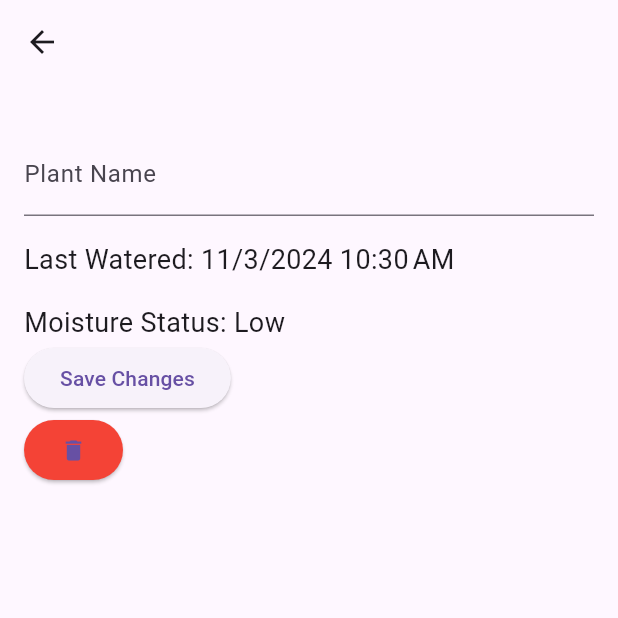
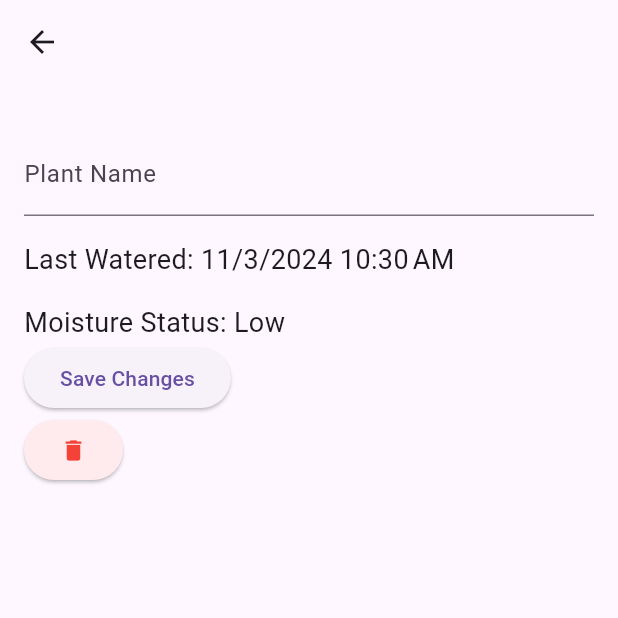
Before and after one commit to sprout-scout-th24/SproutScout, a Flutter app: the PlantDetailPage screen opened directly with empty values, on a phone screen of 412 x 824 dp, the top half of it. Run offline on Flutter 3.47's test engine with Material 3 defaults, Android fonts, the phone set to English and light mode, and no system bars; our stand-ins replace hive, hive_flutter; accounts and stored records are empty; network calls fail.

Commit message:
Changed delete button color

```diff
--- a/sproutscout/lib/pages/plant_details.dart
+++ b/sproutscout/lib/pages/plant_details.dart
@@ -53,8 +53,8 @@ class PlantDetailPage extends StatelessWidget {
                 onDelete(); // Notify the parent about the deletion
                 Navigator.of(context).pop();
               },
-              child: Icon(Icons.delete),
-              style: ElevatedButton.styleFrom(backgroundColor: Colors.red),
+              style: ElevatedButton.styleFrom(backgroundColor: Colors.red[50]),
+              child: Icon(Icons.delete, color: Colors.red),
             )
           ],
         ),
```
